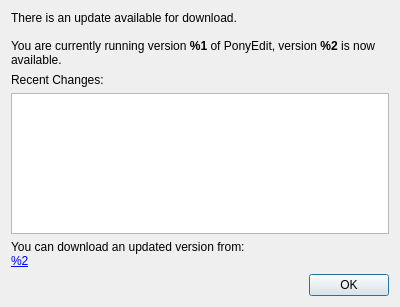
First picture: the form in website/updatenotificationdialog.ui, repository PonyEdit/PonyEdit, before the edit.
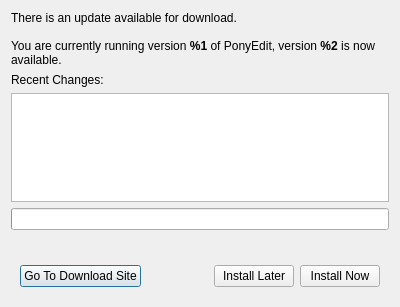
Second picture: the form after the edit.

Commit message: Added update download/installation on Windows

Diff of the .ui file:
```diff
--- a/website/updatenotificationdialog.ui
+++ b/website/updatenotificationdialog.ui
@@ -14,16 +14,6 @@
    <string>New Version Available</string>
   </property>
   <layout class="QGridLayout" name="gridLayout">
-   <item row="4" column="0">
-    <widget class="QDialogButtonBox" name="buttonBox">
-     <property name="orientation">
-      <enum>Qt::Horizontal</enum>
-     </property>
-     <property name="standardButtons">
-      <set>QDialogButtonBox::Ok</set>
-     </property>
-    </widget>
-   </item>
    <item row="0" column="0">
     <widget class="QLabel" name="updateLabel">
      <property name="text">
@@ -46,10 +36,63 @@
      </property>
     </widget>
    </item>
+   <item row="5" column="0">
+    <widget class="QWidget" name="buttonWrapper" native="true">
+     <layout class="QHBoxLayout" name="horizontalLayout">
+      <item>
+       <widget class="QPushButton" name="downloadSite">
+        <property name="text">
+         <string>Go To Download Site</string>
+        </property>
+       </widget>
+      </item>
+      <item>
+       <spacer name="horizontalSpacer">
+        <property name="orientation">
+         <enum>Qt::Horizontal</enum>
+        </property>
+        <property name="sizeHint" stdset="0">
+         <size>
+          <width>40</width>
+          <height>20</height>
+         </size>
+        </property>
+       </spacer>
+      </item>
+      <item>
+       <widget class="QPushButton" name="installLater">
+        <property name="text">
+         <string>Install Later</string>
+        </property>
+       </widget>
+      </item>
+      <item>
+       <widget class="QPushButton" name="installNow">
+        <property name="text">
+         <string>Install Now</string>
+        </property>
+       </widget>
+      </item>
+     </layout>
+    </widget>
+   </item>
    <item row="3" column="0">
-    <widget class="QLabel" name="urlLabel">
+    <widget class="QProgressBar" name="downloadProgress">
+     <property name="value">
+      <number>0</number>
+     </property>
+     <property name="textVisible">
+      <bool>false</bool>
+     </property>
+    </widget>
+   </item>
+   <item row="4" column="0">
+    <widget class="QLabel" name="downloadLabel">
      <property name="text">
-      <string>You can download an updated version from:&lt;br/&gt;&lt;a href='%1'&gt;%2&lt;/a&gt;</string>
+      <string/>
+     </property>
+     <property name="alignment">
+      <set>Qt::AlignRight|Qt::AlignTrailing|Qt::AlignVCenter</set>
      </property>
     </widget>
    </item>
```
Left out of the diff: 35 changed lines with no effect on the pictures. The commit also changes 7 other files.
